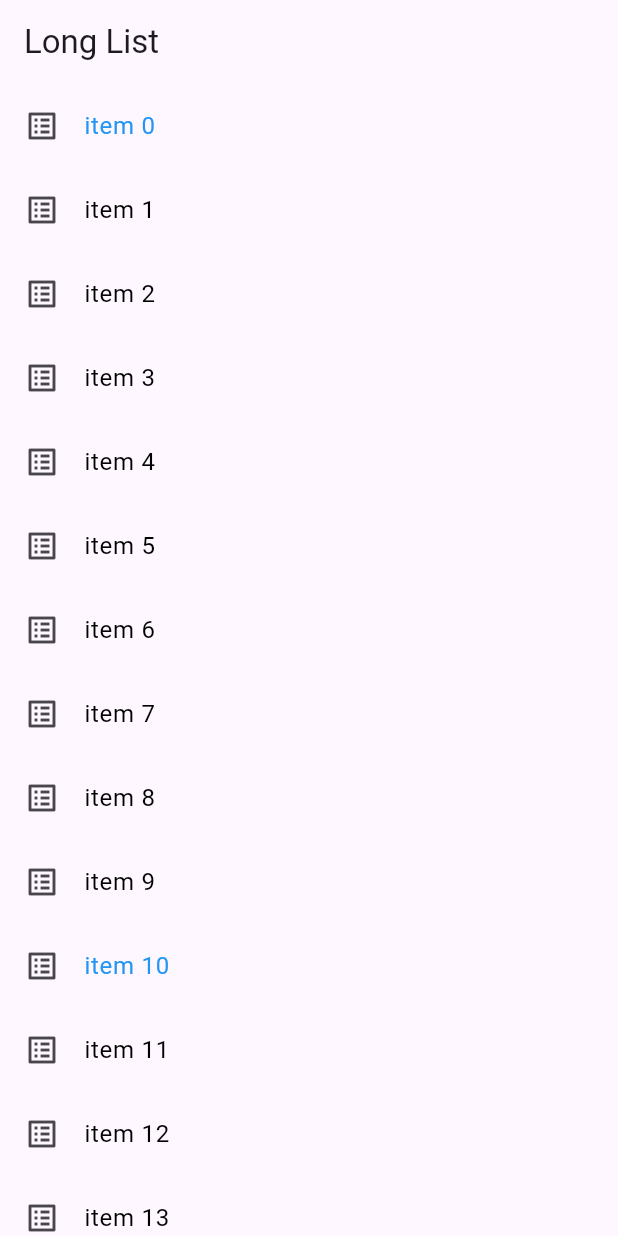
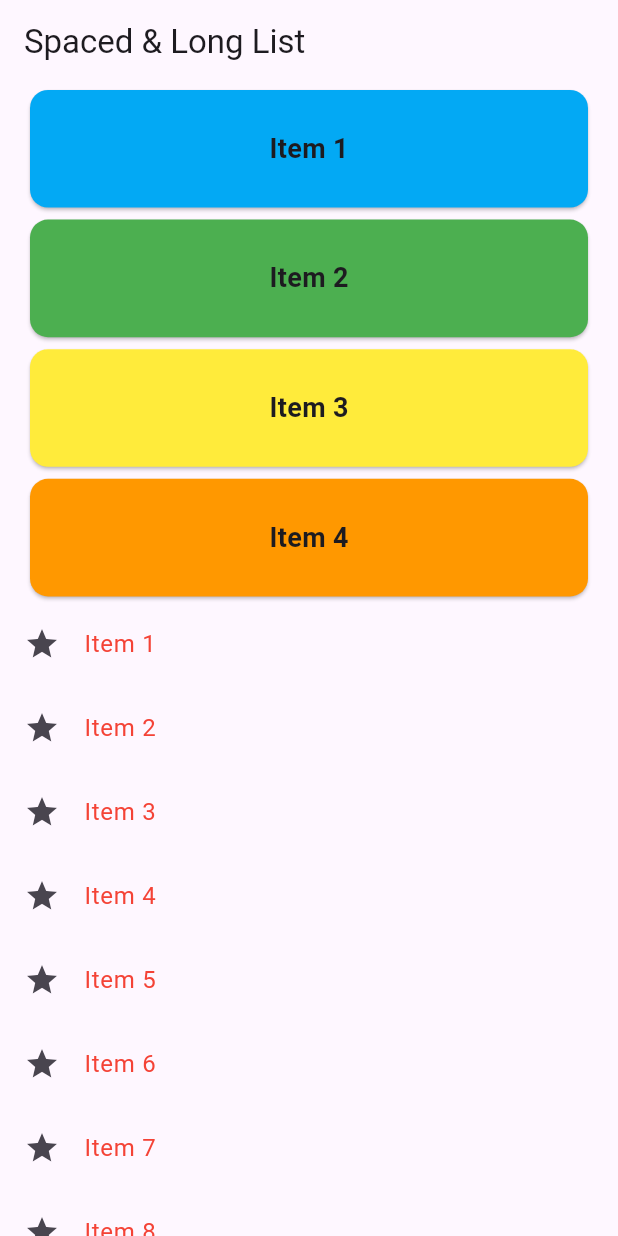
Before and after one commit to callulaazkiyapebrine/flutter_application_ula, a Flutter app: the screen it shows after launch, on a phone screen of 412 x 824 dp. Run offline on Flutter 3.47's test engine with Material 3 defaults, Android fonts, the phone set to English and light mode, and no system bars.

Commit message:
mengumpulkan tugas

```diff
--- a/lib/main.dart
+++ b/lib/main.dart
@@ -1,5 +1,5 @@
 import 'package:flutter/material.dart';
-import 'package:flutter_application_ula/long_list.dart';
+import 'package:flutter_application_ula/tugas_spaced_longlist.dart';
 
 void main() {
   runApp(const MainApp());
@@ -13,7 +13,7 @@ class MainApp extends StatelessWidget {
     return const MaterialApp(
       debugShowCheckedModeBanner: false,
       title: "Aplikasi Flutter",
-      home: LongList (), // ini halaman utama
+      home: HomeScreen (), // ini halaman utama
     );
   }
 }
--- /dev/null
+++ b/lib/tugas_spaced_longlist.dart
@@ -0,0 +1,115 @@
+import 'package:flutter/material.dart';
+
+class HomeScreen extends StatelessWidget {
+  const HomeScreen({super.key});
+
+  Color _textColorForIndex(int index) {
+    final colors = [Colors.red, Colors.blue, Colors.black];
+    return colors[(index ~/ 10) % colors.length];
+  }
+
+  @override
+  Widget build(BuildContext context) {
+    return Scaffold(
+      appBar: AppBar(title: const Text("Spaced & Long List")),
+      body: LayoutBuilder(
+        builder: (context, constraints) {
+          // atur tinggi area atas (bisa diubah sesuai kebutuhan)
+          final topAreaHeight = constraints.maxHeight * 0.45;
+
+          return Column(
+            children: [
+              // Area 4 Card: kita beri HEIGHT yang terikat lalu bagi rata dengan Expanded
+              ConstrainedBox(
+                constraints: BoxConstraints.tightFor(height: topAreaHeight),
+                child: Column(
+                  // Column di sini memiliki tinggi tetap = topAreaHeight,
+                  // sehingga Expanded pada child akan bekerja dengan benar.
+                  children: [
+                    // tiap card mengambil 1 bagian tinggi dari area
+                    Expanded(
+                      child: Padding(
+                        padding: const EdgeInsets.symmetric(horizontal: 16.0),
+                        child: SizedBox.expand(
+                          child:
+                              ColoredCard(color: Colors.lightBlue, text: "Item 1"),
+                        ),
+                      ),
+                    ),
+                    Expanded(
+                      child: Padding(
+                        padding: const EdgeInsets.symmetric(horizontal: 16.0),
+                        child: SizedBox.expand(
+                          child: ColoredCard(color: Colors.green, text: "Item 2"),
+                        ),
+                      ),
+                    ),
+                    Expanded(
+                      child: Padding(
+                        padding: const EdgeInsets.symmetric(horizontal: 16.0),
+                        child: SizedBox.expand(
+                          child: ColoredCard(color: Colors.yellow, text: "Item 3"),
+                        ),
+                      ),
+                    ),
+                    Expanded(
+                      child: Padding(
+                        padding: const EdgeInsets.symmetric(horizontal: 16.0),
+                        child: SizedBox.expand(
+                          child:
+                              ColoredCard(color: Colors.orange, text: "Item 4"),
+                        ),
+                      ),
+                    ),
+                  ],
+                ),
+              ),
+
+              // Sisa ruang -> List panjang 100 item
+              Expanded(
+                child: ListView.builder(
+                  itemCount: 100,
+                  itemBuilder: (context, index) {
+                    return ListTile(
+                      leading: const Icon(Icons.star),
+                      title: Text(
+                        "Item ${index + 1}",
+                        style: TextStyle(color: _textColorForIndex(index)),
+                      ),
+                    );
+                  },
+                ),
+              ),
+            ],
+          );
+        },
+      ),
+    );
+  }
+}
+
+class ColoredCard extends StatelessWidget {
+  final Color color;
+  final String text;
+
+  const ColoredCard({super.key, required this.color, required this.text});
+
+  @override
+  Widget build(BuildContext context) {
+    // Card akan mengisi parent karena kita bungkus dengan SizedBox.expand di pemanggil
+    return Card(
+      color: color,
+      shape: RoundedRectangleBorder(borderRadius: BorderRadius.circular(12)),
+      child: Center(
+        child: Text(
+          text,
+          style: const TextStyle(
+            fontSize: 18,
+            fontWeight: FontWeight.bold,
+            // text color otomatis hitam; ubah jika perlu kontras
+          ),
+        ),
+      ),
+    );
+  }
+}
```
Also changed, not shown: 1 other file.
